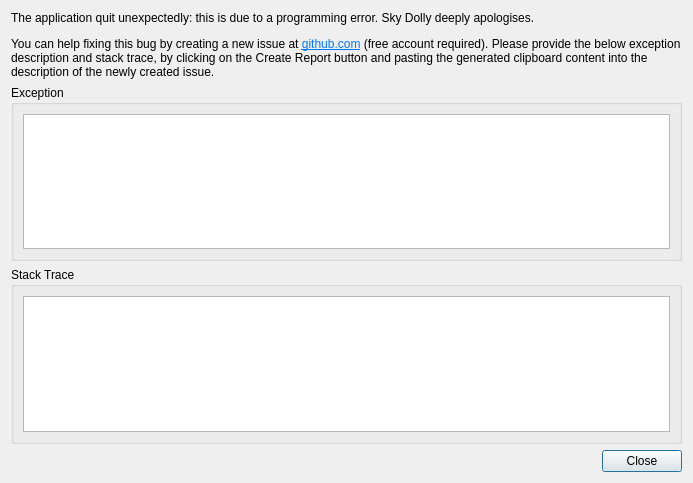
Above: src/Widget/src/TerminationDialog.ui from till213/SkyDolly before the change. Below: the same form after it.
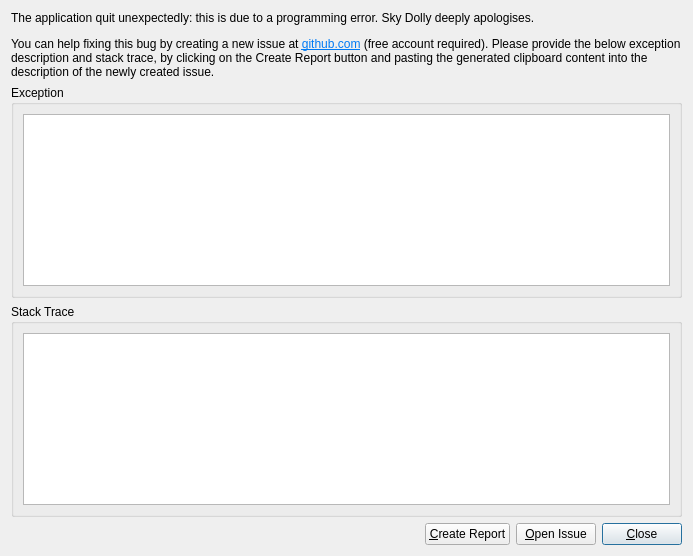
That is the form after the change.

Commit message: Add exception dialog buttons

Diff of the .ui file:
```diff
--- a/src/Widget/src/TerminationDialog.ui
+++ b/src/Widget/src/TerminationDialog.ui
@@ -7,7 +7,7 @@
     <x>0</x>
     <y>0</y>
     <width>693</width>
-    <height>483</height>
+    <height>556</height>
    </rect>
   </property>
   <property name="windowTitle">
@@ -37,7 +37,14 @@
      </property>
      <layout class="QVBoxLayout" name="verticalLayout_2">
       <item>
-       <widget class="QPlainTextEdit" name="exceptionTextEdit"/>
+       <widget class="QPlainTextEdit" name="exceptionTextEdit">
+        <property name="undoRedoEnabled">
+         <bool>false</bool>
+        </property>
+        <property name="readOnly">
+         <bool>true</bool>
+        </property>
+       </widget>
       </item>
      </layout>
     </widget>
@@ -62,14 +69,54 @@
     </widget>
    </item>
    <item>
-    <widget class="QDialogButtonBox" name="buttonBox">
-     <property name="orientation">
-      <enum>Qt::Horizontal</enum>
-     </property>
-     <property name="standardButtons">
-      <set>QDialogButtonBox::Close</set>
-     </property>
-    </widget>
+    <layout class="QHBoxLayout" name="horizontalLayout">
+     <item>
+      <spacer name="horizontalSpacer">
+       <property name="orientation">
+        <enum>Qt::Horizontal</enum>
+       </property>
+       <property name="sizeHint" stdset="0">
+        <size>
+         <width>40</width>
+         <height>20</height>
+        </size>
+       </property>
+      </spacer>
+     </item>
+     <item>
+      <widget class="QPushButton" name="createReportButton">
+       <property name="text">
+        <string>&amp;Create Report</string>
+       </property>
+       <property name="autoDefault">
+        <bool>false</bool>
+       </property>
+      </widget>
+     </item>
+     <item>
+      <widget class="QPushButton" name="openIssueButton">
+       <property name="text">
+        <string>&amp;Open Issue</string>
+       </property>
+       <property name="autoDefault">
+        <bool>false</bool>
+       </property>
+      </widget>
+     </item>
+     <item>
+      <widget class="QPushButton" name="closeButton">
+       <property name="text">
+        <string>&amp;Close</string>
+       </property>
+       <property name="autoDefault">
+        <bool>false</bool>
+       </property>
+       <property name="default">
+        <bool>true</bool>
+       </property>
+      </widget>
+     </item>
+    </layout>
    </item>
   </layout>
  </widget>
```
Left out of the diff: 35 changed lines with no effect on the pictures. The commit also changes 5 other files.
